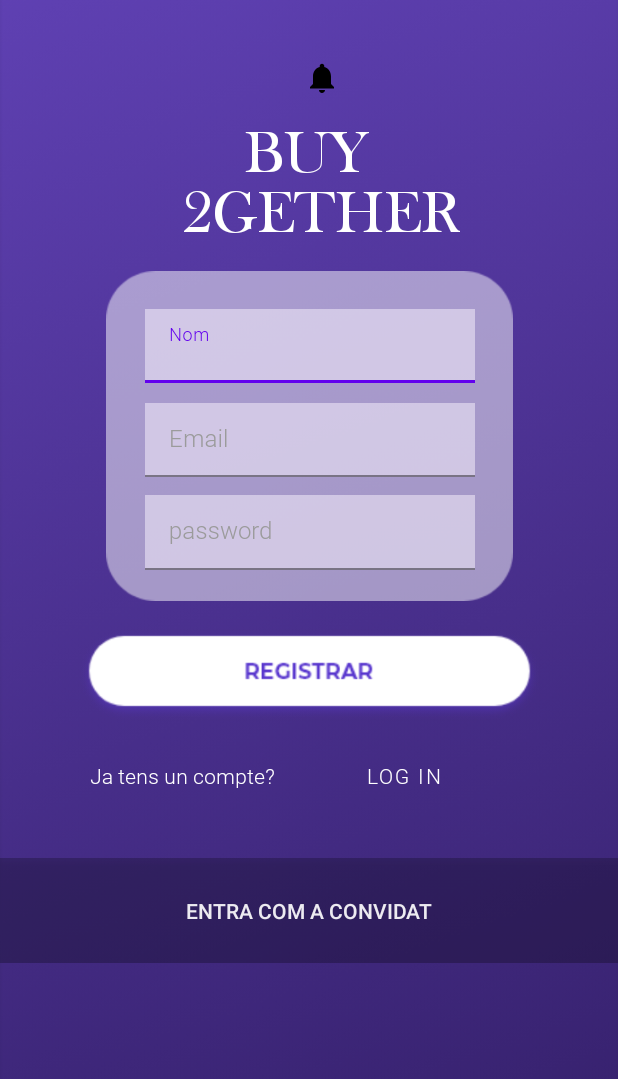
After one commit to alba-ch/cardvie, an Android app: the layout activity_register_view.xml on its own in the app's theme, with its tools: preview values and no code run, on a phone screen of 412 x 824 dp. The commit adds this screen. Shown: the top 1079 px of the screen. Run offline under Robolectric (Android 15) with nearby library versions, the phone set to English and light mode, and no system bars.

```diff
--- a/app/src/main/java/com/cardvie/MainActivity.java
+++ b/app/src/main/java/com/cardvie/MainActivity.java
@@ -24,7 +24,7 @@ public class MainActivity extends AppCompatActivity {
         // Passing each menu ID as a set of Ids because each
         // menu should be considered as top level destinations.
         AppBarConfiguration appBarConfiguration = new AppBarConfiguration.Builder(
-                R.id.navigation_home, R.id.navigation_dashboard, R.id.navigation_notifications)
+                R.id.navigation_home, R.id.navigation_profile)
                 .build();
         NavController navController = Navigation.findNavController(this, R.id.nav_host_fragment_activity_main);
         NavigationUI.setupActionBarWithNavController(this, navController, appBarConfiguration);
--- /dev/null
+++ b/app/src/main/res/drawable/ripple_button_effect_reglog.xml
@@ -0,0 +1,10 @@
+<?xml version="1.0" encoding="utf-8"?>
+<ripple xmlns:android="http://schemas.android.com/apk/res/android"
+        android:color="#6A5937CE">
+    <item android:id="@android:id/mask" android:drawable="@drawable/btn_reglog">
+        <shape android:shape="rectangle">
+            <solid android:color="@color/colorAccent" />
+            <corners android:radius="82dp"/>
+        </shape>
+    </item>
+</ripple>
--- /dev/null
+++ b/app/src/main/res/layout/activity_register_view.xml
@@ -0,0 +1,213 @@
+<?xml version="1.0" encoding="utf-8"?>
+<androidx.constraintlayout.widget.ConstraintLayout
+    xmlns:android="http://schemas.android.com/apk/res/android"
+    xmlns:app="http://schemas.android.com/apk/res-auto"
+    xmlns:tools="http://schemas.android.com/tools"
+    android:layout_width="match_parent"
+    android:layout_height="match_parent"
+    android:background="@drawable/bg_app"
+    android:id="@+id/register_layout">
+
+    <ScrollView
+        android:id="@+id/scroll"
+        android:layout_width="match_parent"
+        android:layout_height="match_parent"
+        android:background="@color/transparent"
+        app:layout_constraintBottom_toBottomOf="parent"
+        app:layout_constraintEnd_toEndOf="parent"
+        app:layout_constraintHorizontal_bias="0.0"
+        app:layout_constraintStart_toStartOf="parent"
+        app:layout_constraintTop_toTopOf="parent"
+        app:layout_constraintVertical_bias="0.0">
+
+        <androidx.constraintlayout.widget.ConstraintLayout
+            android:layout_width="match_parent"
+            android:layout_height="match_parent"
+            tools:context=".doc.register.RegisterFragment">
+
+
+            <TextView
+                    android:id="@+id/txt_shp_reg"
+                    android:layout_width="271dp"
+                    android:layout_height="220dp"
+                    android:layout_marginTop="15dp"
+                    android:background="@drawable/shp_logreg_box"
+                    android:text=""
+                    android:alpha="0.5"
+                    app:layout_constraintEnd_toEndOf="parent"
+                    app:layout_constraintStart_toStartOf="parent"
+                    app:layout_constraintTop_toBottomOf="@+id/img_appname"/>
+
+            <ImageView
+                android:id="@+id/img_logo"
+                android:layout_width="wrap_content"
+                android:layout_height="wrap_content"
+                android:layout_marginStart="20dp"
+                android:layout_marginTop="40dp"
+                android:layout_marginEnd="20dp"
+                android:contentDescription="@string/app_name"
+                android:gravity="center"
+                android:src="@drawable/ic_notifications_black_24dp"
+                android:transitionName="image"
+                app:layout_constraintEnd_toEndOf="parent"
+                app:layout_constraintHorizontal_bias="0.525"
+                app:layout_constraintStart_toStartOf="parent"
+                app:layout_constraintTop_toTopOf="parent"
+                tools:ignore="ImageContrastCheck" />
+
+            <TextView
+                android:id="@+id/img_appname"
+                android:layout_width="wrap_content"
+                android:layout_height="wrap_content"
+                android:layout_marginStart="20dp"
+                android:layout_marginTop="15dp"
+                android:layout_marginEnd="20dp"
+                android:fontFamily="@font/menu"
+                android:gravity="center"
+                android:text="BUY \n 2GETHER"
+                android:textAlignment="center"
+                android:textColor="@color/white"
+                android:textSize="40dp"
+                android:transitionName="text"
+                app:layout_constraintEnd_toEndOf="parent"
+                app:layout_constraintHorizontal_bias="0.518"
+                app:layout_constraintStart_toStartOf="parent"
+                app:layout_constraintTop_toBottomOf="@+id/img_logo" />
+
+
+            <androidx.appcompat.widget.AppCompatImageButton
+                android:id="@+id/btn_register"
+                android:layout_width="310dp"
+                android:layout_height="68dp"
+                android:layout_marginTop="15dp"
+                app:srcCompat="@drawable/btn_register"
+                android:scaleType="fitCenter"
+                android:foreground="@drawable/ripple_button_effect_reglog"
+                android:background="@color/transparent"
+                app:layout_constraintEnd_toEndOf="parent"
+                app:layout_constraintStart_toStartOf="parent"
+                app:layout_constraintTop_toBottomOf="@+id/txt_shp_reg" />
+
+
+            <com.google.android.material.textfield.TextInputLayout
+                    android:id="@+id/txt_psw"
+                    android:layout_width="220dp"
+                    android:layout_height="50dp"
+                    android:layout_marginTop="12dp"
+                    android:textColorHint="@color/colorHint"
+                    app:layout_constraintEnd_toEndOf="@+id/txt_shp_reg"
+                    app:layout_constraintStart_toStartOf="@+id/txt_shp_reg"
+                    app:layout_constraintTop_toBottomOf="@+id/txt_user"
+            >
+
+                <com.google.android.material.textfield.TextInputEditText
+                        android:id="@+id/txtin_psw"
+                        android:layout_width="match_parent"
+                        android:layout_height="match_parent"
+                        android:alpha="0.5"
+                        android:textColor="@color/black"
+                        android:hint="password"
+                        android:fontFamily="@font/light"
+                        android:background="@color/colorAccentUltraLight"
+                />
+            </com.google.android.material.textfield.TextInputLayout>
+            <com.google.android.material.textfield.TextInputLayout
+                    android:id="@+id/txt_user"
+                    android:layout_width="220dp"
+                    android:layout_height="49dp"
+                    android:layout_marginTop="88dp"
+                    android:textColorHint="@color/colorHint"
+                    app:layout_constraintStart_toStartOf="@+id/txt_shp_reg"
+                    app:layout_constraintTop_toTopOf="@+id/txt_shp_reg"
+                    app:layout_constraintEnd_toEndOf="@+id/txt_shp_reg">
+
+                <com.google.android.material.textfield.TextInputEditText
+                        android:id="@+id/txtin_email"
+                        android:layout_width="match_parent"
+                        android:layout_height="match_parent"
+                        android:hint="Email"
+                        android:alpha="0.5"
+                        android:fontFamily="@font/light"
+                        android:background="@color/colorAccentUltraLight"
+                        android:textColor="@color/black"
+                        android:textColorHint="@color/colorHint"
+                />
+            </com.google.android.material.textfield.TextInputLayout>
+            <TextView
+                android:id="@+id/no_compte"
+                android:layout_width="wrap_content"
+                android:layout_height="wrap_content"
+                android:layout_marginStart="60dp"
+                android:fontFamily="@font/light"
+                android:text="Ja tens un compte?"
+                android:textColor="@color/white"
+                app:layout_constraintBottom_toBottomOf="@+id/contenedor"
+                app:layout_constraintStart_toStartOf="parent"
+                app:layout_constraintTop_toTopOf="@+id/contenedor" />
+
+            <Button
+                android:id="@+id/login"
+                android:layout_width="wrap_content"
+                android:layout_height="wrap_content"
+                android:layout_marginStart="2dp"
+                android:layout_marginEnd="60dp"
+                android:background="@color/transparent"
+                android:fontFamily="@font/light"
+                android:text="Log in"
+                android:textColor="@color/white"
+                android:textSize="14dp"
+                app:layout_constraintBottom_toBottomOf="@+id/contenedor"
+                app:layout_constraintEnd_toEndOf="parent"
+                app:layout_constraintStart_toEndOf="@+id/no_compte"
+                app:layout_constraintTop_toTopOf="@+id/contenedor" />
+
+            <View
+                android:id="@+id/contenedor"
+                android:layout_width="match_parent"
+                android:layout_height="50dp"
+                android:layout_marginTop="8dp"
+                android:backgroundTint="#FFFFFF"
+                app:layout_constraintEnd_toEndOf="parent"
+                app:layout_constraintStart_toStartOf="parent"
+                app:layout_constraintTop_toBottomOf="@+id/btn_register" />
+
+
+            <androidx.appcompat.widget.AppCompatButton
+                android:id="@+id/invitado"
+                android:layout_width="match_parent"
+                android:layout_height="70dp"
+                android:layout_marginTop="30dp"
+                android:text="Entra com a convidat"
+                app:layout_constraintEnd_toEndOf="parent"
+                app:layout_constraintHorizontal_bias="0.0"
+                app:layout_constraintStart_toStartOf="parent"
+                app:layout_constraintTop_toBottomOf="@+id/contenedor"
+                android:textColor="#E9FFFFFF"
+                android:background="#3B000000"
+            />
+            <com.google.android.material.textfield.TextInputLayout
+                    android:layout_width="220dp"
+                    android:layout_height="49dp"
+                    android:textColorHint="@color/colorHint"
+                    android:layout_marginBottom="13dp"
+                    app:layout_constraintBottom_toTopOf="@id/txt_user"
+                    android:id="@+id/txt_username" app:layout_constraintStart_toStartOf="@+id/txt_shp_reg"
+                    app:layout_constraintEnd_toEndOf="@+id/txt_shp_reg">
+
+                <com.google.android.material.textfield.TextInputEditText
+                        android:layout_width="220dp"
+                        android:layout_height="49dp"
+                        android:id="@+id/txtin_username"
+                        android:fontFamily="@font/light"
+                        android:textColorHint="@color/colorHint"
+                        android:background="@color/colorAccentUltraLight"
+                        android:hint="Nom"
+                        android:alpha="0.5"
+                        android:textColor="@color/black"
+                        tools:layout_editor_absoluteX="97dp" app:layout_constraintBottom_toTopOf="@+id/txt_user"
+                        android:layout_marginBottom="16dp"/>
+            </com.google.android.material.textfield.TextInputLayout>
+
+        </androidx.constraintlayout.widget.ConstraintLayout>
+    </ScrollView>
+</androidx.constraintlayout.widget.ConstraintLayout>
--- a/app/src/main/res/navigation/mobile_navigation.xml
+++ b/app/src/main/res/navigation/mobile_navigation.xml
@@ -18,7 +18,7 @@
             tools:layout="@layout/fragment_dashboard"/>
 
     <fragment
-            android:id="@+id/navigation_notifications"
+            android:id="@+id/navigation_profile"
             android:name="com.cardvie.ui.notifications.NotificationsFragment"
             android:label="@string/title_notifications"
             tools:layout="@layout/fragment_notifications"/>
--- a/app/src/main/res/values/colors.xml
+++ b/app/src/main/res/values/colors.xml
@@ -7,4 +7,18 @@
     <color name="teal_700">#FF018786</color>
     <color name="black">#FF000000</color>
     <color name="white">#FFFFFFFF</color>
+
+    <color name="colorPrimary">#606060</color>
+    <color name="colorSecondary">#000000</color>
+    <color name="colorAccent">#5937CE</color>
+    <color name="colorAccentLight">#E7D3F4</color>
+    <color name="colorAccentUltraLight">#FBF5FF</color>
+    <color name="colorHint">#9B9B9B</color>
+    <color name="colorBg">#FCF9FE</color>
+
+    <color name="transparent">#00D1D0D0</color>
+    <color name="shadowed">#80000000</color>
+    <color name="gris">#D1D0D0</color>
+
+
 </resources>
```
Also changed, not shown: app/src/main/res/drawable/ripple_button_effect.xml (added, +11 -0 lines), app/src/main/res/layout/activity_log_in_view.xml (added, +249 -0 lines), app/src/main/res/layout/activity_main.xml (+11 -10 lines), app/src/main/res/menu/bottom_nav_menu.xml (+4 -9 lines), app/src/main/res/values/styles.xml (added, +40 -0 lines), app/src/main/res/drawable/btn_login.png (added), app/src/main/res/drawable/btn_register.png (added), app/src/main/res/drawable/btn_reglog.png (added), app/src/main/res/drawable/shp_logreg_box.png (added), app/src/main/res/font/light.ttf (added), app/src/main/res/font/menu.ttf (added), app/src/main/res/font/negrita.ttf (added), app/src/main/res/font/regular.ttf (added), 1 other file.
